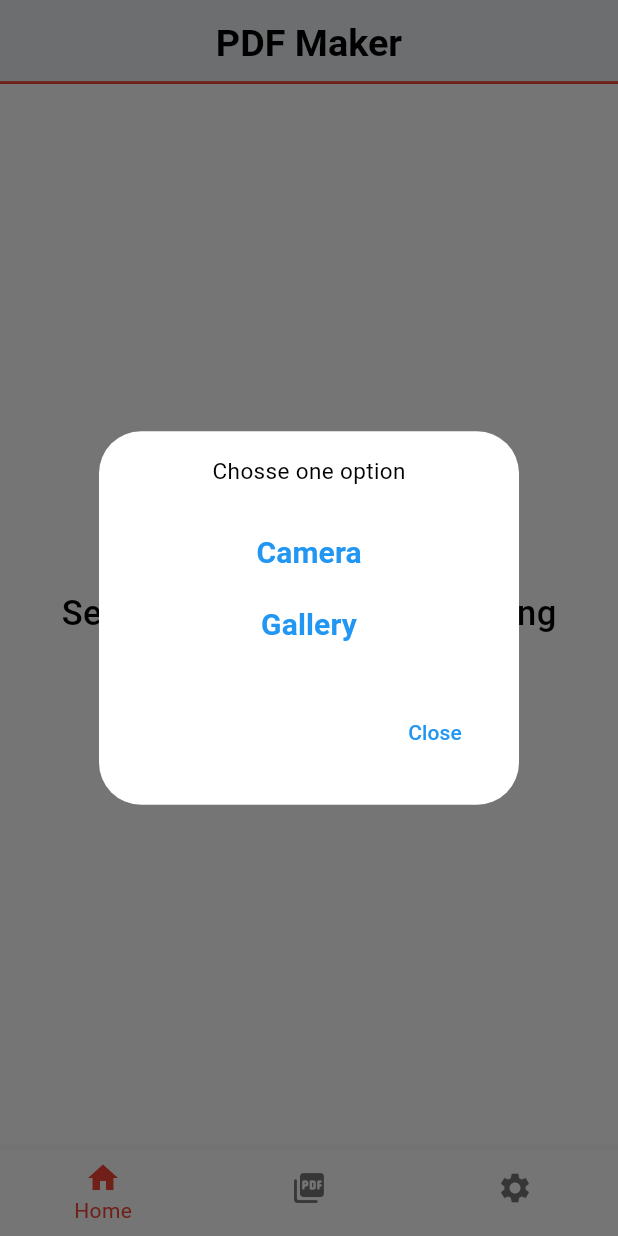
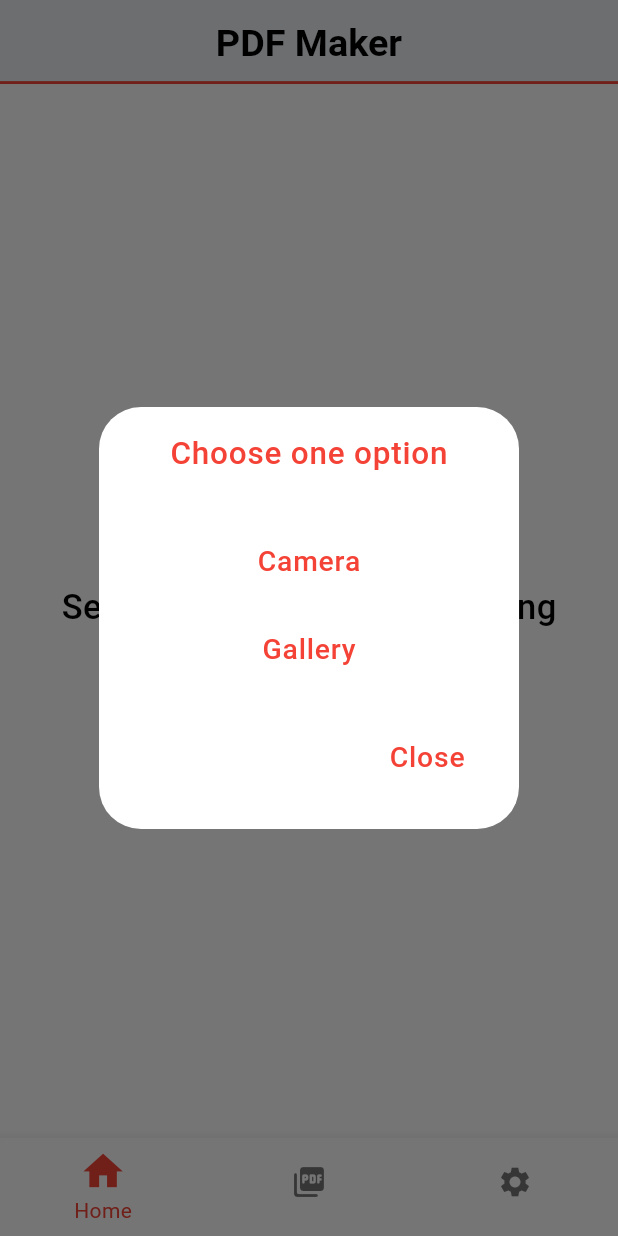
Before and after one commit to sujan-9/ImageToPdf, a Flutter app: the screen it shows after launch, after a tap on "Select Images", on a phone screen of 412 x 824 dp. Run offline on Flutter 3.47's test engine with Material 2 defaults, Android fonts, the phone set to English and light mode, and no system bars; our stand-ins replace equatable, flutter_image_compress, flutter_riverpod, flutter_screenutil, google_mobile_ads, image_picker and 4 more; missing offline and left inert: dart:ffi, syncfusion_flutter_pdfviewer; Roboto replaces fonts that are missing (Poppins).

Commit message:
file size

```diff
--- a/lib/feature/bottombar/bootombar.dart
+++ b/lib/feature/bottombar/bootombar.dart
@@ -2,6 +2,7 @@
 
 import 'package:flutter/material.dart';
 import 'package:flutter_riverpod/flutter_riverpod.dart';
+import 'package:flutter_screenutil/flutter_screenutil.dart';
 import 'package:imagetopdf/feature/bottombar/provider.dart';
 import 'package:imagetopdf/feature/homepage/homescreen.dart';
 
@@ -81,8 +82,16 @@ class BottomBar extends ConsumerWidget {
               curve: Curves.ease,
             );
           },
-          items: const [
-            BottomNavigationBarItem(icon: Icon(Icons.home), label: 'Home'),
+          items:  [
+            BottomNavigationBarItem(icon: Icon(Icons.home,
+            size: 30.sp,
+
+            ), label: 'Home',
+
+            ),
+
+
+
             BottomNavigationBarItem(icon: Icon(Icons.picture_as_pdf_rounded), label: 'pdf'),
             BottomNavigationBarItem(icon: Icon(Icons.settings), label: 'Setting'),
           ],
--- a/lib/feature/homepage/homescreen.dart
+++ b/lib/feature/homepage/homescreen.dart
@@ -21,19 +21,23 @@ class _HomepageState extends ConsumerState<Homepage> {
       context: context,
       builder: (BuildContext dialogContext) {
         return AlertDialog(
+           backgroundColor: Colors.white,
           content: Column(
+
             mainAxisSize: MainAxisSize.min,
             mainAxisAlignment: MainAxisAlignment.center,
             children: [
-              const Text(
-                'Chosse one option',
+              Text(
+                'Choose one option',
                 style: TextStyle(
-                  fontSize: 15,
-                  //fontWeight: FontWeight.bold,
+                  fontSize: 20.sp,
+                  color: Colors.red,
+                  letterSpacing: 0.5.sp,
+                  fontWeight: FontWeight.w500,
                 ),
               ),
-              const SizedBox(
-                height: 20,
+               SizedBox(
+                height: 30.h,
               ),
               TextButton(
                 onPressed: () {
@@ -43,14 +47,21 @@ class _HomepageState extends ConsumerState<Homepage> {
                       MaterialPageRoute(
                           builder: (context) => const EditScreen()));
                 },
-                child: const Text(
+
+
+
+
+                child:  Text(
                   'Camera',
                   style: TextStyle(
-                    fontSize: 20,
-                    fontWeight: FontWeight.bold,
+                    fontSize: 18.sp,
+                    color: Colors.red,
+                    letterSpacing: 0.5.sp,
+                    fontWeight: FontWeight.w500,
                   ),
                 ),
               ),
+              SizedBox(height: 10.h,),
               TextButton(
                 onPressed: () {
                   ref
@@ -61,11 +72,13 @@ class _HomepageState extends ConsumerState<Homepage> {
                       MaterialPageRoute(
                           builder: (context) => const EditScreen()));
                 },
-                child: const Text(
+                child:  Text(
                   'Gallery',
-                  style: TextStyle(
-                    fontSize: 20,
-                    fontWeight: FontWeight.bold,
+                 style: TextStyle(
+                    fontSize: 18.sp,
+                    color: Colors.red,
+                    letterSpacing: 0.5.sp,
+                    fontWeight: FontWeight.w500,
                   ),
                 ),
               ),
@@ -74,7 +87,14 @@ class _HomepageState extends ConsumerState<Homepage> {
           actions: [
             TextButton(
               onPressed: () => Navigator.of(dialogContext).pop(),
-              child: const Text('Close'),
+              child:  Text('Close',
+              style: TextStyle(
+                    fontSize: 18.sp,
+                    color: Colors.red,
+                    letterSpacing: 0.5.sp,
+                    fontWeight: FontWeight.w500,
+                  ),
+              ),
             ),
           ],
         );
```
Also changed, not shown: lib/feature/selectimage/selectview.dart (+45 -7 lines), lib/helper/pdfFiles.dart (+15 -0 lines).
